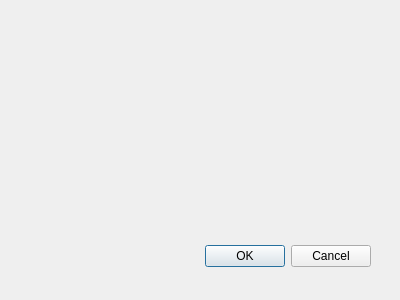
This is settingswindow.ui in renatoriolino/QTPlaylist as Qt 5 draws it before an edit. The edited form follows.
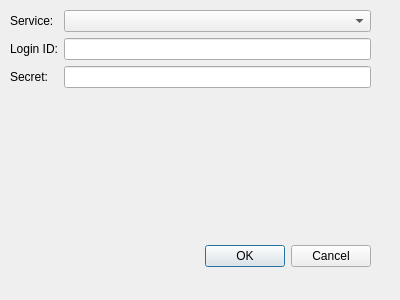
This is the edited form.

Commit message: Fixed size for settings window

```diff
--- a/settingswindow.ui
+++ b/settingswindow.ui
@@ -12,6 +12,24 @@
     <height>300</height>
    </rect>
   </property>
+  <property name="sizePolicy">
+   <sizepolicy hsizetype="Fixed" vsizetype="Fixed">
+    <horstretch>0</horstretch>
+    <verstretch>0</verstretch>
+   </sizepolicy>
+  </property>
+  <property name="minimumSize">
+   <size>
+    <width>400</width>
+    <height>300</height>
+   </size>
+  </property>
+  <property name="maximumSize">
+   <size>
+    <width>400</width>
+    <height>300</height>
+   </size>
+  </property>
   <property name="windowTitle">
    <string>Dialog</string>
   </property>
@@ -31,6 +49,52 @@
     <set>QDialogButtonBox::Cancel|QDialogButtonBox::Ok</set>
    </property>
   </widget>
+  <widget class="QWidget" name="formLayoutWidget">
+   <property name="geometry">
+    <rect>
+     <x>10</x>
+     <y>10</y>
+     <width>361</width>
+     <height>221</height>
+    </rect>
+   </property>
+   <layout class="QFormLayout" name="formLayout">
+    <item row="0" column="0">
+     <widget class="QLabel" name="label">
+      <property name="text">
+       <string>Service:</string>
+      </property>
+     </widget>
+    </item>
+    <item row="1" column="0">
+     <widget class="QLabel" name="label_2">
+      <property name="text">
+       <string>Login ID:</string>
+      </property>
+     </widget>
+    </item>
+    <item row="2" column="0">
+     <widget class="QLabel" name="label_3">
+      <property name="text">
+       <string>Secret:</string>
+      </property>
+     </widget>
+    </item>
+    <item row="0" column="1">
+     <widget class="QComboBox" name="comboService"/>
+    </item>
+    <item row="1" column="1">
+     <widget class="QLineEdit" name="txtId"/>
+    </item>
+    <item row="2" column="1">
+     <widget class="QLineEdit" name="txtSecret">
+      <property name="echoMode">
+       <enum>QLineEdit::Password</enum>
+      </property>
+     </widget>
+    </item>
+   </layout>
+  </widget>
  </widget>
  <pixmapfunction/>
  <resources/>
```
Left out of the diff: 5 changed lines with no effect on the pictures. The commit also changes 5 other files.
